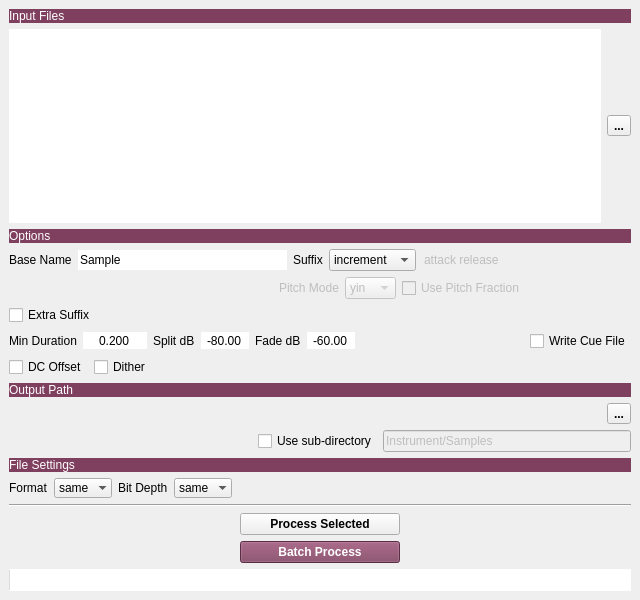
Above: tools/UI/split_tool.ui from robotmitchum/sample_tools before the change. Below: the same form after it.
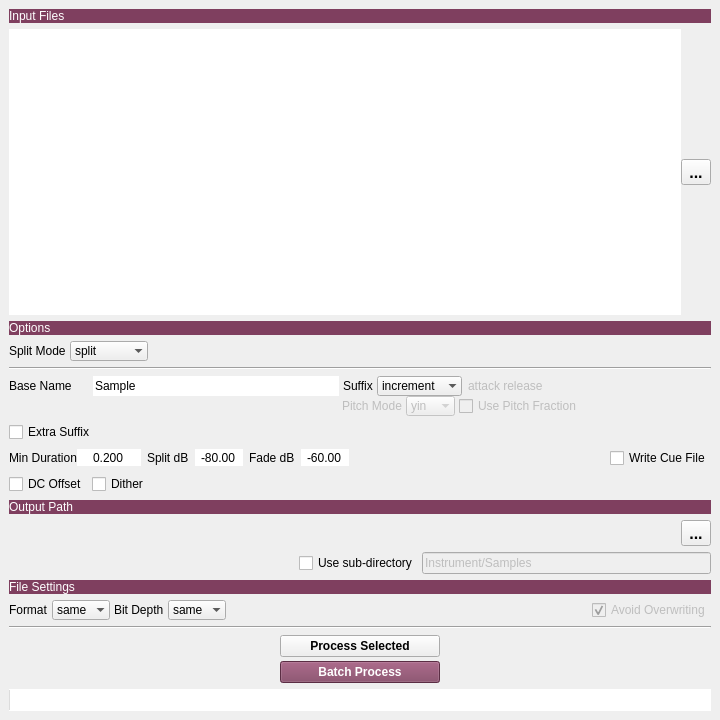
That is the form after the change.

Commit message: - Added a batch trim feature to split_tool - Refactoring

```diff
--- a/tools/UI/split_tool.ui
+++ b/tools/UI/split_tool.ui
@@ -6,8 +6,8 @@
    <rect>
     <x>0</x>
     <y>0</y>
-    <width>640</width>
-    <height>600</height>
+    <width>720</width>
+    <height>720</height>
    </rect>
   </property>
   <property name="windowTitle">
@@ -43,6 +43,9 @@
     </item>
     <item>
      <layout class="QHBoxLayout" name="input_lyt">
+      <property name="spacing">
+       <number>0</number>
+      </property>
       <item>
        <widget class="QListWidget" name="files_lw">
         <property name="toolTip">
@@ -65,6 +68,7 @@
        <widget class="QToolButton" name="set_files_tb">
         <property name="font">
          <font>
+          <pointsize>12</pointsize>
           <weight>75</weight>
           <bold>true</bold>
          </font>
@@ -103,9 +107,99 @@
      </widget>
     </item>
     <item>
+     <layout class="QHBoxLayout" name="split_mode_lyt">
+      <property name="spacing">
+       <number>4</number>
+      </property>
+      <item>
+       <widget class="QLabel" name="split_mode_l">
+        <property name="text">
+         <string>Split Mode</string>
+        </property>
+       </widget>
+      </item>
+      <item>
+       <widget class="QComboBox" name="split_mode_cmb">
+        <property name="toolTip">
+         <string>Choose between Split or Trim files only</string>
+        </property>
+        <property name="frame">
+         <bool>false</bool>
+        </property>
+        <item>
+         <property name="text">
+          <string>split</string>
+         </property>
+        </item>
+        <item>
+         <property name="text">
+          <string>trim_only</string>
+         </property>
+        </item>
+       </widget>
+      </item>
+      <item>
+       <spacer name="horizontalSpacer_8">
+        <property name="orientation">
+         <enum>Qt::Horizontal</enum>
+        </property>
+        <property name="sizeHint" stdset="0">
+         <size>
+          <width>40</width>
+          <height>20</height>
+         </size>
+        </property>
+       </spacer>
+      </item>
+     </layout>
+    </item>
+    <item>
+     <widget class="Line" name="line_2">
+      <property name="orientation">
+       <enum>Qt::Horizontal</enum>
+      </property>
+     </widget>
+    </item>
+    <item>
+     <widget class="QWidget" name="split_options_wid" native="true">
+      <property name="enabled">
+       <bool>true</bool>
+      </property>
+      <layout class="QVBoxLayout" name="verticalLayout_2">
+       <property name="spacing">
+        <number>0</number>
+       </property>
+       <property name="leftMargin">
+        <number>0</number>
+       </property>
+       <property name="topMargin">
+        <number>0</number>
+       </property>
+       <property name="rightMargin">
+        <number>0</number>
+       </property>
+       <property name="bottomMargin">
+        <number>0</number>
+       </property>
+       <item>
      <layout class="QHBoxLayout" name="naming_lyt">
+         <property name="spacing">
+          <number>4</number>
+         </property>
       <item>
        <widget class="QLabel" name="label_3">
+           <property name="minimumSize">
+            <size>
+             <width>80</width>
+             <height>0</height>
+            </size>
+           </property>
+           <property name="maximumSize">
+            <size>
+             <width>80</width>
+             <height>16777215</height>
+            </size>
+           </property>
         <property name="text">
          <string>Base Name</string>
         </property>
@@ -140,6 +234,9 @@
 'note'	MIDI note number (0-127)
 'suffix'	Suffix from list  in order, increment as a fall back</string>
         </property>
+           <property name="frame">
+            <bool>false</bool>
+           </property>
         <item>
          <property name="text">
           <string>increment</string>
@@ -195,6 +292,9 @@
        <bool>false</bool>
       </property>
       <layout class="QHBoxLayout" name="horizontalLayout">
+          <property name="spacing">
+           <number>4</number>
+          </property>
        <property name="leftMargin">
         <number>0</number>
        </property>
@@ -217,7 +317,7 @@
          </property>
          <property name="sizeHint" stdset="0">
           <size>
-           <width>40</width>
+              <width>80</width>
            <height>20</height>
           </size>
          </property>
@@ -253,6 +353,9 @@
 'yin'	good results and rather fast, best combined with fine tuning
 'corr'	auto-correlation, fastest method but can be wrong about octave</string>
          </property>
+            <property name="frame">
+             <bool>false</bool>
+            </property>
          <item>
           <property name="text">
            <string>yin</string>
@@ -284,8 +387,14 @@
       </layout>
      </widget>
     </item>
+      </layout>
+     </widget>
+    </item>
     <item>
      <layout class="QHBoxLayout" name="extra_suffix_lyt">
+      <property name="spacing">
+       <number>4</number>
+      </property>
       <item>
        <widget class="QCheckBox" name="extra_suffix_cb">
         <property name="sizePolicy">
@@ -333,6 +442,24 @@
     <item>
      <layout class="QHBoxLayout" name="split_lyt">
       <item>
+       <widget class="QWidget" name="min_dur_wid" native="true">
+        <layout class="QHBoxLayout" name="horizontalLayout_2">
+         <property name="spacing">
+          <number>0</number>
+         </property>
+         <property name="leftMargin">
+          <number>0</number>
+         </property>
+         <property name="topMargin">
+          <number>0</number>
+         </property>
+         <property name="rightMargin">
+          <number>0</number>
+         </property>
+         <property name="bottomMargin">
+          <number>0</number>
+         </property>
+         <item>
        <widget class="QLabel" name="mind_l">
         <property name="text">
          <string>Min Duration</string>
@@ -376,6 +503,9 @@
         </property>
        </widget>
       </item>
+        </layout>
+       </widget>
+      </item>
       <item>
        <widget class="QLabel" name="split_l">
         <property name="text">
@@ -479,6 +609,9 @@
     </item>
     <item>
      <layout class="QHBoxLayout" name="audio_options_lyt">
+      <property name="spacing">
+       <number>4</number>
+      </property>
       <item>
        <widget class="QCheckBox" name="dc_offset_cb">
         <property name="sizePolicy">
@@ -551,6 +684,9 @@
     </item>
     <item>
      <layout class="QHBoxLayout" name="output_lyt">
+      <property name="spacing">
+       <number>4</number>
+      </property>
       <item>
        <widget class="QLabel" name="output_path_l">
         <property name="sizePolicy">
@@ -568,6 +704,7 @@
        <widget class="QToolButton" name="set_output_path_tb">
         <property name="font">
          <font>
+          <pointsize>12</pointsize>
           <weight>75</weight>
           <bold>true</bold>
          </font>
@@ -585,6 +722,9 @@
     </item>
     <item>
      <layout class="QHBoxLayout" name="subdir_lyt">
+      <property name="spacing">
+       <number>4</number>
+      </property>
       <item>
        <spacer name="horizontalSpacer_3">
         <property name="orientation">
@@ -648,6 +788,9 @@
     </item>
     <item>
      <layout class="QHBoxLayout" name="file_options_lyt">
+      <property name="spacing">
+       <number>4</number>
+      </property>
       <item>
        <widget class="QLabel" name="label_2">
         <property name="sizePolicy">
@@ -763,6 +906,22 @@
         </property>
        </spacer>
       </item>
+      <item>
+       <widget class="QCheckBox" name="no_overwriting_cb">
+        <property name="enabled">
+         <bool>false</bool>
+        </property>
+        <property name="toolTip">
+         <string>Avoid overwriting original files by moving them to a backup directory</string>
+        </property>
+        <property name="text">
+         <string>Avoid Overwriting</string>
+        </property>
+        <property name="checked">
+         <bool>true</bool>
+        </property>
+       </widget>
+      </item>
      </layout>
     </item>
     <item>
@@ -774,6 +933,9 @@
     </item>
     <item>
      <layout class="QGridLayout" name="buttons_lyt">
+      <property name="spacing">
+       <number>4</number>
+      </property>
       <item row="1" column="0">
        <widget class="QPushButton" name="process_pb">
         <property name="sizePolicy">
```
Left out of the diff: 2 changed lines with no effect on the pictures. Lines whose indentation alone changed are shown as unchanged. The commit also changes 5 other files.
